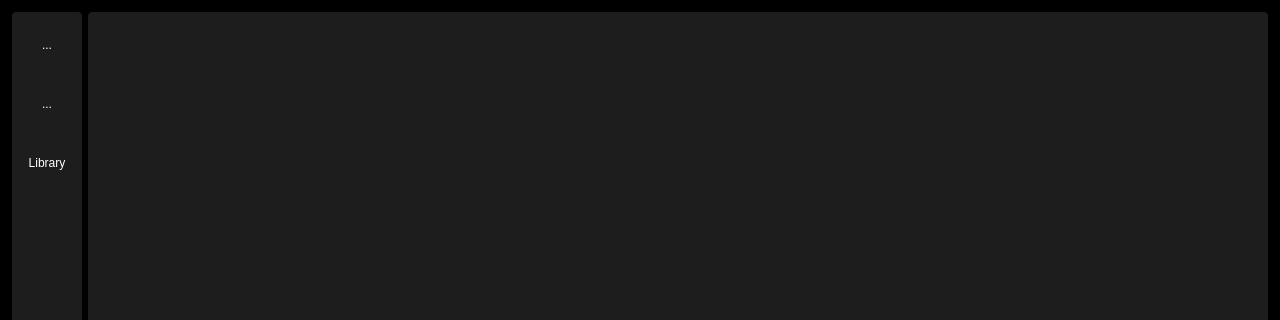
Before: the Qt Designer form mainwindow.ui in ShivaPrakash-006/QtMusicPlayer, drawn with Qt 5; both pictures show x 0 to 1280 and y 0 to 320 of the 1280 by 720 pixel window.
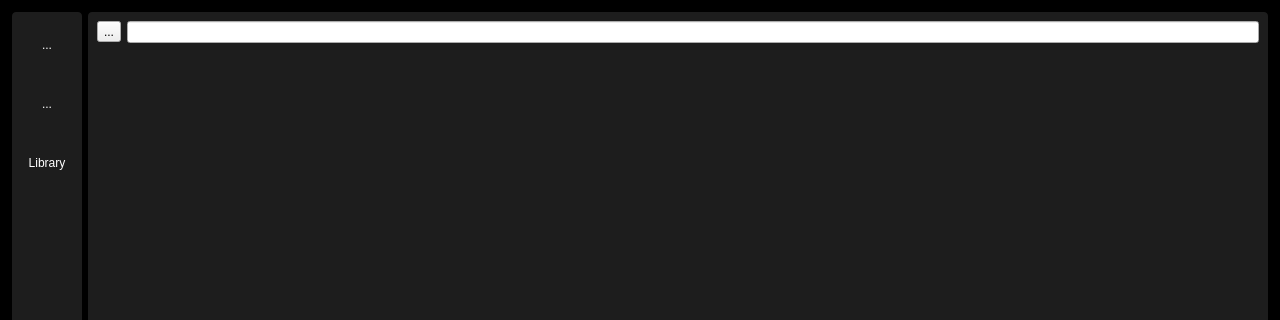
After: the same form once the commit is applied. Icons and pictures are not drawn.

Patch:
```diff
--- a/mainwindow.ui
+++ b/mainwindow.ui
@@ -1724,7 +1724,25 @@
          <property name="frameShadow">
           <enum>QFrame::Shadow::Sunken</enum>
          </property>
-         <layout class="QVBoxLayout" name="verticalLayout_4">
+         <layout class="QVBoxLayout" name="verticalLayout_4" stretch="1,20">
+          <item>
+           <layout class="QHBoxLayout" name="horizontalLayout_5">
+            <item>
+             <widget class="QToolButton" name="searchButton_2">
+              <property name="text">
+               <string>...</string>
+              </property>
+              <property name="icon">
+               <iconset resource="icons.qrc">
+                <normaloff>:/icons/Assets/Icons/search.svg</normaloff>:/icons/Assets/Icons/search.svg</iconset>
+              </property>
+             </widget>
+            </item>
+            <item>
+             <widget class="QLineEdit" name="searchBar"/>
+            </item>
+           </layout>
+          </item>
           <item>
            <widget class="QTableWidget" name="songList">
             <property name="frameShape">
```
